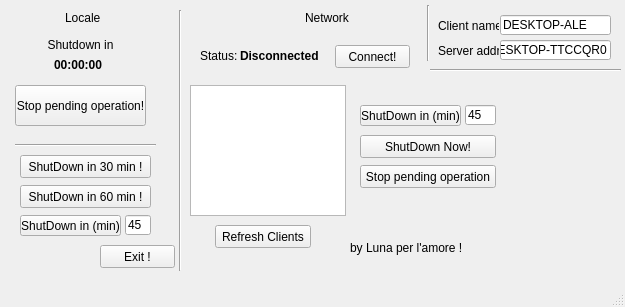
First picture: the form in shutdown.ui, repository repka3/houseManager, before the edit.
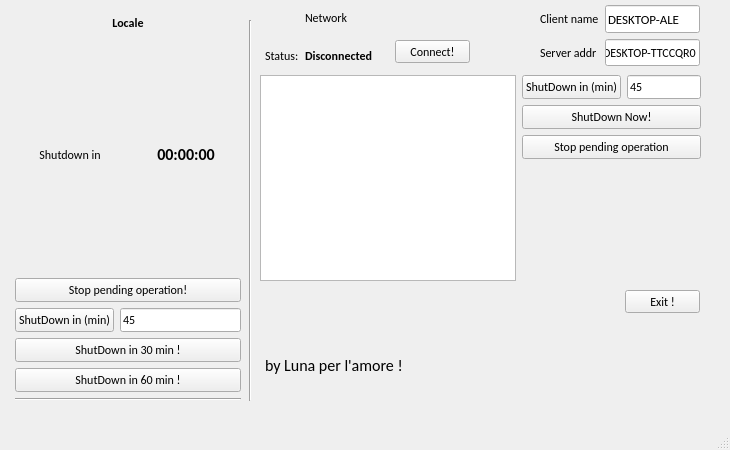
Second picture: the form after the edit.

Diff of the .ui file:
```diff
--- a/shutdown.ui
+++ b/shutdown.ui
@@ -6,10 +6,22 @@
    <rect>
     <x>0</x>
     <y>0</y>
-    <width>625</width>
-    <height>307</height>
+       <width>730</width>
+       <height>450</height>
    </rect>
   </property>
+     <property name="sizePolicy">
+         <sizepolicy hsizetype="Maximum" vsizetype="Maximum">
+             <horstretch>0</horstretch>
+             <verstretch>0</verstretch>
+         </sizepolicy>
+     </property>
+     <property name="minimumSize">
+         <size>
+             <width>730</width>
+             <height>450</height>
+         </size>
+     </property>
   <property name="windowTitle">
    <string>MainWindow</string>
   </property>
@@ -17,376 +29,455 @@
    <widget class="QPushButton" name="pushButton_exit">
     <property name="geometry">
      <rect>
-      <x>100</x>
-      <y>245</y>
+         <x>625</x>
+         <y>290</y>
       <width>75</width>
       <height>23</height>
      </rect>
     </property>
+       <property name="font">
+           <font>
+               <family>Calibri</family>
+           </font>
+       </property>
     <property name="text">
      <string>Exit !</string>
     </property>
    </widget>
-   <widget class="QPushButton" name="pushButton_30">
+      <widget class="QLabel" name="label_4">
     <property name="geometry">
      <rect>
-      <x>20</x>
-      <y>155</y>
-      <width>131</width>
-      <height>23</height>
+         <x>265</x>
+         <y>355</y>
+         <width>196</width>
+         <height>21</height>
      </rect>
     </property>
+          <property name="font">
+              <font>
+                  <family>Calibri</family>
+                  <pointsize>12</pointsize>
+              </font>
+          </property>
     <property name="text">
-     <string>ShutDown in 30 min !</string>
+        <string>by Luna per l'amore !</string>
     </property>
    </widget>
-   <widget class="QPushButton" name="pushButton_60">
+      <widget class="QLabel" name="label">
     <property name="geometry">
      <rect>
-      <x>20</x>
-      <y>185</y>
-      <width>131</width>
-      <height>23</height>
+         <x>305</x>
+         <y>10</y>
+         <width>51</width>
+         <height>16</height>
      </rect>
     </property>
+          <property name="font">
+              <font>
+                  <family>Calibri</family>
+              </font>
+          </property>
     <property name="text">
-     <string>ShutDown in 60 min !</string>
+        <string>Network</string>
     </property>
    </widget>
-   <widget class="QPushButton" name="pushButton_stop">
+      <widget class="QLabel" name="label_5">
     <property name="geometry">
      <rect>
-      <x>15</x>
-      <y>85</y>
-      <width>131</width>
-      <height>41</height>
+         <x>265</x>
+         <y>45</y>
+         <width>41</width>
+         <height>21</height>
      </rect>
     </property>
-    <property name="text">
-     <string>Stop pending operation!</string>
+          <property name="font">
+              <font>
+                  <family>Calibri</family>
+              </font>
     </property>
-   </widget>
-   <widget class="QLabel" name="label_3">
-    <property name="geometry">
-     <rect>
-      <x>45</x>
-      <y>35</y>
-      <width>71</width>
-      <height>20</height>
-     </rect>
-    </property>
     <property name="text">
-     <string>Shutdown in</string>
+        <string>Status:</string>
     </property>
-    <property name="alignment">
-     <set>Qt::AlignCenter</set>
-    </property>
    </widget>
-   <widget class="QLabel" name="label_timer">
+      <widget class="QLabel" name="label_status">
     <property name="geometry">
      <rect>
-      <x>15</x>
-      <y>55</y>
-      <width>126</width>
-      <height>20</height>
+         <x>305</x>
+         <y>45</y>
+         <width>81</width>
+         <height>21</height>
      </rect>
     </property>
     <property name="font">
      <font>
+         <family>Calibri</family>
       <weight>75</weight>
       <bold>true</bold>
      </font>
     </property>
     <property name="text">
-     <string>00:00:00</string>
+        <string>Disconnected</string>
     </property>
-    <property name="alignment">
-     <set>Qt::AlignCenter</set>
-    </property>
    </widget>
-   <widget class="QLabel" name="label_4">
+      <widget class="QPushButton" name="pushButton_connect">
     <property name="geometry">
      <rect>
-      <x>350</x>
-      <y>240</y>
-      <width>111</width>
-      <height>16</height>
+         <x>395</x>
+         <y>40</y>
+         <width>75</width>
+         <height>23</height>
      </rect>
     </property>
+          <property name="font">
+              <font>
+                  <family>Calibri</family>
+              </font>
+          </property>
     <property name="text">
-     <string>by Luna per l'amore !</string>
+        <string>Connect!</string>
     </property>
    </widget>
-   <widget class="Line" name="line">
+      <widget class="QWidget" name="verticalLayoutWidget">
     <property name="geometry">
      <rect>
       <x>15</x>
-      <y>135</y>
-      <width>141</width>
-      <height>20</height>
+         <y>15</y>
+         <width>226</width>
+         <height>386</height>
      </rect>
     </property>
-    <property name="orientation">
-     <enum>Qt::Horizontal</enum>
-    </property>
+          <layout class="QVBoxLayout" name="verticalLayout">
+              <item>
+                  <widget class="QLabel" name="label_7">
+                      <property name="sizePolicy">
+                          <sizepolicy hsizetype="Preferred" vsizetype="Maximum">
+                              <horstretch>0</horstretch>
+                              <verstretch>0</verstretch>
+                          </sizepolicy>
+                      </property>
+                      <property name="font">
+                          <font>
+                              <family>Calibri</family>
+                              <weight>75</weight>
+                              <bold>true</bold>
+                          </font>
+                      </property>
+                      <property name="text">
+                          <string>Locale</string>
+                      </property>
+                      <property name="alignment">
+                          <set>Qt::AlignCenter</set>
+                      </property>
+                  </widget>
+              </item>
+              <item>
+                  <layout class="QHBoxLayout" name="horizontalLayout_2">
+                      <item>
+                          <widget class="QLabel" name="label_3">
+                              <property name="font">
+                                  <font>
+                                      <family>Calibri</family>
+                                  </font>
+                              </property>
+                              <property name="text">
+                                  <string>Shutdown in</string>
+                              </property>
+                              <property name="alignment">
+                                  <set>Qt::AlignCenter</set>
+                              </property>
+                          </widget>
+                      </item>
+                      <item>
+                          <widget class="QLabel" name="label_timer">
+                              <property name="font">
+                                  <font>
+                                      <family>Calibri</family>
+                                      <pointsize>12</pointsize>
+                                      <weight>75</weight>
+                                      <bold>true</bold>
+                                  </font>
+                              </property>
+                              <property name="text">
+                                  <string>00:00:00</string>
+                              </property>
+                              <property name="alignment">
+                                  <set>Qt::AlignCenter</set>
+                              </property>
+                          </widget>
+                      </item>
+                  </layout>
+              </item>
+              <item>
+                  <widget class="QPushButton" name="pushButton_stop">
+                      <property name="font">
+                          <font>
+                              <family>Calibri</family>
+                          </font>
+                      </property>
+                      <property name="text">
+                          <string>Stop pending operation!</string>
+                      </property>
+                  </widget>
+              </item>
+              <item>
+                  <layout class="QHBoxLayout" name="horizontalLayout">
+                      <property name="sizeConstraint">
+                          <enum>QLayout::SetDefaultConstraint</enum>
+                      </property>
+                      <item>
+                          <widget class="QPushButton" name="pushButton_minShutdown">
+                              <property name="sizePolicy">
+                                  <sizepolicy hsizetype="Maximum" vsizetype="Maximum">
+                                      <horstretch>0</horstretch>
+                                      <verstretch>0</verstretch>
+                                  </sizepolicy>
+                              </property>
+                              <property name="font">
+                                  <font>
+                                      <family>Calibri</family>
+                                  </font>
+                              </property>
+                              <property name="text">
+                                  <string>ShutDown in (min)</string>
+                              </property>
+                          </widget>
+                      </item>
+                      <item>
+                          <widget class="QLineEdit" name="lineEdit_shutdownTime">
+                              <property name="sizePolicy">
+                                  <sizepolicy hsizetype="Preferred" vsizetype="Maximum">
+                                      <horstretch>0</horstretch>
+                                      <verstretch>0</verstretch>
+                                  </sizepolicy>
+                              </property>
+                              <property name="font">
+                                  <font>
+                                      <family>Calibri</family>
+                                  </font>
+                              </property>
+                              <property name="text">
+                                  <string>45</string>
+                              </property>
+                          </widget>
+                      </item>
+                  </layout>
+              </item>
+              <item>
+                  <widget class="QPushButton" name="pushButton_30">
+                      <property name="font">
+                          <font>
+                              <family>Calibri</family>
+                          </font>
+                      </property>
+                      <property name="text">
+                          <string>ShutDown in 30 min !</string>
+                      </property>
+                  </widget>
+              </item>
+              <item>
+                  <widget class="QPushButton" name="pushButton_60">
+                      <property name="font">
+                          <font>
+                              <family>Calibri</family>
+                          </font>
+                      </property>
+                      <property name="text">
+                          <string>ShutDown in 60 min !</string>
+                      </property>
+                  </widget>
+              </item>
+              <item>
+                  <widget class="Line" name="line">
+                      <property name="orientation">
+                          <enum>Qt::Horizontal</enum>
+                      </property>
+                  </widget>
+              </item>
+          </layout>
    </widget>
-   <widget class="Line" name="line_2">
+      <widget class="QWidget" name="formLayoutWidget_2">
     <property name="geometry">
      <rect>
-      <x>170</x>
-      <y>10</y>
-      <width>20</width>
-      <height>261</height>
+         <x>260</x>
+         <y>75</y>
+         <width>441</width>
+         <height>206</height>
      </rect>
     </property>
-    <property name="orientation">
-     <enum>Qt::Vertical</enum>
-    </property>
+          <layout class="QFormLayout" name="formLayout_2">
+              <item row="0" column="0">
+                  <widget class="QListView" name="listView_clients"/>
+              </item>
+              <item row="0" column="1">
+                  <layout class="QFormLayout" name="formLayout">
+                      <property name="sizeConstraint">
+                          <enum>QLayout::SetDefaultConstraint</enum>
+                      </property>
+                      <property name="fieldGrowthPolicy">
+                          <enum>QFormLayout::AllNonFixedFieldsGrow</enum>
+                      </property>
+                      <property name="rowWrapPolicy">
+                          <enum>QFormLayout::DontWrapRows</enum>
+                      </property>
+                      <property name="labelAlignment">
+                          <set>Qt::AlignLeading|Qt::AlignLeft|Qt::AlignVCenter</set>
+                      </property>
+                      <property name="formAlignment">
+                          <set>Qt::AlignLeading|Qt::AlignLeft|Qt::AlignTop</set>
+                      </property>
+                      <property name="horizontalSpacing">
+                          <number>6</number>
+                      </property>
+                      <item row="1" column="0">
+                          <widget class="QPushButton" name="pushButton_remote_sd_custom">
+                              <property name="sizePolicy">
+                                  <sizepolicy hsizetype="Maximum" vsizetype="Fixed">
+                                      <horstretch>0</horstretch>
+                                      <verstretch>0</verstretch>
+                                  </sizepolicy>
+                              </property>
+                              <property name="font">
+                                  <font>
+                                      <family>Calibri</family>
+                                  </font>
+                              </property>
+                              <property name="text">
+                                  <string>ShutDown in (min)</string>
+                              </property>
+                          </widget>
+                      </item>
+                      <item row="3" column="0" colspan="2">
+                          <widget class="QPushButton" name="pushButton_remote_sd_now">
+                              <property name="font">
+                                  <font>
+                                      <family>Calibri</family>
+                                  </font>
+                              </property>
+                              <property name="text">
+                                  <string>ShutDown Now!</string>
+                              </property>
+                          </widget>
+                      </item>
+                      <item row="4" column="0" colspan="2">
+                          <widget class="QPushButton" name="pushButton_remote_sd_stop">
+                              <property name="font">
+                                  <font>
+                                      <family>Calibri</family>
+                                  </font>
+                              </property>
+                              <property name="text">
+                                  <string>Stop pending operation</string>
+                              </property>
+                          </widget>
+                      </item>
+                      <item row="1" column="1">
+                          <widget class="QLineEdit" name="lineEdit_remote_time">
+                              <property name="sizePolicy">
+                                  <sizepolicy hsizetype="Maximum" vsizetype="Fixed">
+                                      <horstretch>0</horstretch>
+                                      <verstretch>0</verstretch>
+                                  </sizepolicy>
+                              </property>
+                              <property name="maximumSize">
+                                  <size>
+                                      <width>500</width>
+                                      <height>16777215</height>
+                                  </size>
+                              </property>
+                              <property name="font">
+                                  <font>
+                                      <family>Calibri</family>
+                                  </font>
+                              </property>
+                              <property name="text">
+                                  <string>45</string>
+                              </property>
+                          </widget>
+                      </item>
+                  </layout>
+              </item>
+          </layout>
    </widget>
-   <widget class="QLabel" name="label">
+      <widget class="QWidget" name="formLayoutWidget_3">
     <property name="geometry">
      <rect>
-      <x>305</x>
-      <y>10</y>
-      <width>51</width>
-      <height>16</height>
+         <x>540</x>
+         <y>5</y>
+         <width>160</width>
+         <height>61</height>
      </rect>
     </property>
-    <property name="text">
-     <string>Network</string>
-    </property>
+          <layout class="QFormLayout" name="formLayout_3">
+              <item row="0" column="1">
+                  <widget class="QLineEdit" name="lineEdit_clientName">
+                      <property name="sizePolicy">
+                          <sizepolicy hsizetype="Expanding" vsizetype="Expanding">
+                              <horstretch>0</horstretch>
+                              <verstretch>0</verstretch>
+                          </sizepolicy>
+                      </property>
+                      <property name="font">
+                          <font>
+                              <family>Calibri</family>
+                              <pointsize>10</pointsize>
+                          </font>
+                      </property>
+                      <property name="text">
+                          <string>DESKTOP-ALE</string>
+                      </property>
+                  </widget>
+              </item>
+              <item row="2" column="0">
+                  <widget class="QLabel" name="label_2">
+                      <property name="font">
+                          <font>
+                              <family>Calibri</family>
+                          </font>
+                      </property>
+                      <property name="text">
+                          <string>Server addr</string>
+                      </property>
+                  </widget>
+              </item>
+              <item row="2" column="1">
+                  <widget class="QLineEdit" name="lineEdit_serveraddr">
+                      <property name="sizePolicy">
+                          <sizepolicy hsizetype="Expanding" vsizetype="Expanding">
+                              <horstretch>0</horstretch>
+                              <verstretch>0</verstretch>
+                          </sizepolicy>
+                      </property>
+                      <property name="font">
+                          <font>
+                              <family>Calibri</family>
+                          </font>
+                      </property>
+                      <property name="text">
+                          <string>DESKTOP-TTCCQR0</string>
+                      </property>
+                  </widget>
+              </item>
+              <item row="0" column="0">
+                  <widget class="QLabel" name="label_6">
+                      <property name="font">
+                          <font>
+                              <family>Calibri</family>
+                          </font>
+                      </property>
+                      <property name="text">
+                          <string>Client name</string>
+                      </property>
+                  </widget>
+              </item>
+          </layout>
    </widget>
-   <widget class="QLineEdit" name="lineEdit_serveraddr">
+      <widget class="Line" name="line_3">
     <property name="geometry">
      <rect>
-      <x>500</x>
-      <y>40</y>
-      <width>111</width>
-      <height>20</height>
-     </rect>
-    </property>
-    <property name="text">
-     <string>DESKTOP-TTCCQR0</string>
-    </property>
-   </widget>
-   <widget class="QLabel" name="label_2">
-    <property name="geometry">
-     <rect>
-      <x>438</x>
-      <y>40</y>
-      <width>61</width>
-      <height>21</height>
-     </rect>
-    </property>
-    <property name="text">
-     <string>Server addr</string>
-    </property>
-   </widget>
-   <widget class="QLabel" name="label_5">
-    <property name="geometry">
-     <rect>
-      <x>200</x>
-      <y>45</y>
-      <width>41</width>
-      <height>21</height>
-     </rect>
-    </property>
-    <property name="text">
-     <string>Status:</string>
-    </property>
-   </widget>
-   <widget class="QLabel" name="label_status">
-    <property name="geometry">
-     <rect>
-      <x>240</x>
-      <y>45</y>
-      <width>81</width>
-      <height>21</height>
-     </rect>
-    </property>
-    <property name="font">
-     <font>
-      <weight>75</weight>
-      <bold>true</bold>
-     </font>
-    </property>
-    <property name="text">
-     <string>Disconnected</string>
-    </property>
-   </widget>
-   <widget class="QPushButton" name="pushButton_connect">
-    <property name="geometry">
-     <rect>
-      <x>335</x>
-      <y>45</y>
-      <width>75</width>
-      <height>23</height>
-     </rect>
-    </property>
-    <property name="text">
-     <string>Connect!</string>
-    </property>
-   </widget>
-   <widget class="QListView" name="listView_clients">
-    <property name="geometry">
-     <rect>
-      <x>190</x>
-      <y>85</y>
-      <width>156</width>
-      <height>131</height>
-     </rect>
-    </property>
-   </widget>
-   <widget class="QPushButton" name="pushButton_remote_sd_custom">
-    <property name="geometry">
-     <rect>
-      <x>360</x>
-      <y>105</y>
-      <width>101</width>
-      <height>21</height>
-     </rect>
-    </property>
-    <property name="text">
-     <string>ShutDown in (min)</string>
-    </property>
-   </widget>
-   <widget class="QLineEdit" name="lineEdit_remote_time">
-    <property name="geometry">
-     <rect>
-      <x>465</x>
-      <y>105</y>
-      <width>31</width>
-      <height>20</height>
-     </rect>
-    </property>
-    <property name="text">
-     <string>45</string>
-    </property>
-   </widget>
-   <widget class="QPushButton" name="pushButton_minShutdown">
-    <property name="geometry">
-     <rect>
-      <x>20</x>
-      <y>215</y>
-      <width>101</width>
-      <height>21</height>
-     </rect>
-    </property>
-    <property name="text">
-     <string>ShutDown in (min)</string>
-    </property>
-   </widget>
-   <widget class="QLineEdit" name="lineEdit_shutdownTime">
-    <property name="geometry">
-     <rect>
-      <x>125</x>
-      <y>215</y>
-      <width>26</width>
-      <height>20</height>
-     </rect>
-    </property>
-    <property name="text">
-     <string>45</string>
-    </property>
-   </widget>
-   <widget class="QPushButton" name="pushButton_remote_sd_now">
-    <property name="geometry">
-     <rect>
-      <x>360</x>
-      <y>135</y>
-      <width>136</width>
-      <height>23</height>
-     </rect>
-    </property>
-    <property name="text">
-     <string>ShutDown Now!</string>
-    </property>
-   </widget>
-   <widget class="QPushButton" name="pushButton_remote_sd_stop">
-    <property name="geometry">
-     <rect>
-      <x>360</x>
-      <y>165</y>
-      <width>136</width>
-      <height>23</height>
-     </rect>
-    </property>
-    <property name="text">
-     <string>Stop pending operation</string>
-    </property>
-   </widget>
-   <widget class="QPushButton" name="pushButton_refresh_clients">
-    <property name="geometry">
-     <rect>
-      <x>215</x>
-      <y>225</y>
-      <width>96</width>
-      <height>23</height>
-     </rect>
-    </property>
-    <property name="text">
-     <string>Refresh Clients</string>
-    </property>
-   </widget>
-   <widget class="QLineEdit" name="lineEdit_clientName">
-    <property name="geometry">
-     <rect>
-      <x>500</x>
-      <y>15</y>
-      <width>111</width>
-      <height>20</height>
-     </rect>
-    </property>
-    <property name="text">
-     <string>DESKTOP-ALE</string>
-    </property>
-   </widget>
-   <widget class="QLabel" name="label_6">
-    <property name="geometry">
-     <rect>
-      <x>438</x>
-      <y>15</y>
-      <width>61</width>
-      <height>21</height>
-     </rect>
-    </property>
-    <property name="text">
-     <string>Client name</string>
-    </property>
-   </widget>
-   <widget class="QLabel" name="label_7">
-    <property name="geometry">
-     <rect>
-      <x>65</x>
-      <y>10</y>
-      <width>51</width>
-      <height>16</height>
-     </rect>
-    </property>
-    <property name="text">
-     <string>Locale</string>
-    </property>
-   </widget>
-   <widget class="Line" name="line_3">
-    <property name="geometry">
-     <rect>
-      <x>430</x>
-      <y>65</y>
-      <width>191</width>
-      <height>10</height>
-     </rect>
-    </property>
-    <property name="orientation">
-     <enum>Qt::Horizontal</enum>
-    </property>
-   </widget>
-   <widget class="Line" name="line_4">
-    <property name="geometry">
-     <rect>
-      <x>420</x>
-      <y>5</y>
-      <width>16</width>
-      <height>56</height>
+         <x>245</x>
+         <y>20</y>
+         <width>10</width>
+         <height>381</height>
      </rect>
     </property>
     <property name="orientation">
@@ -399,7 +490,7 @@
     <rect>
      <x>0</x>
      <y>0</y>
-     <width>625</width>
+        <width>730</width>
      <height>21</height>
     </rect>
    </property>
```
